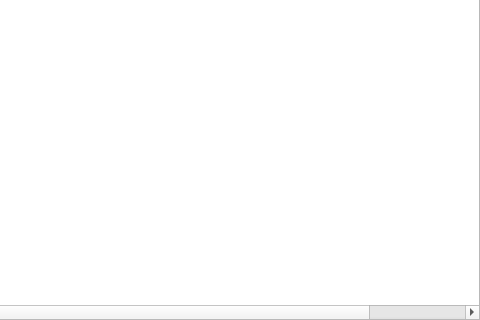
The window that Eve/Rolelist.ui (scuwan/Eve) describes before a commit, drawn with Qt 5; both pictures show x 312 to 792 and y 257 to 577 of the 792 by 577 pixel window.
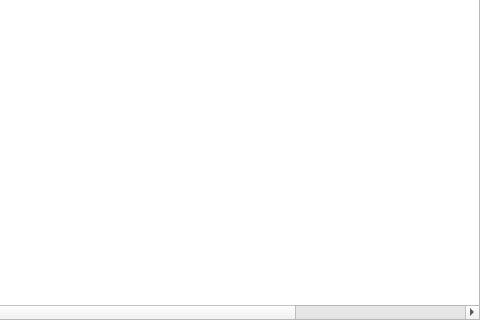
The same window after the commit.

Commit message: 添加下线时间控制； 修复wrap怪时候对noting found的误检查。

The edit to the form file:
```diff
--- a/Eve/Rolelist.ui
+++ b/Eve/Rolelist.ui
@@ -74,6 +74,11 @@
        <string>释放控制权</string>
       </property>
      </column>
+     <column>
+      <property name="text">
+       <string>下线时间</string>
+      </property>
+     </column>
     </widget>
    </item>
   </layout>
```
The commit also changes 13 other files.
